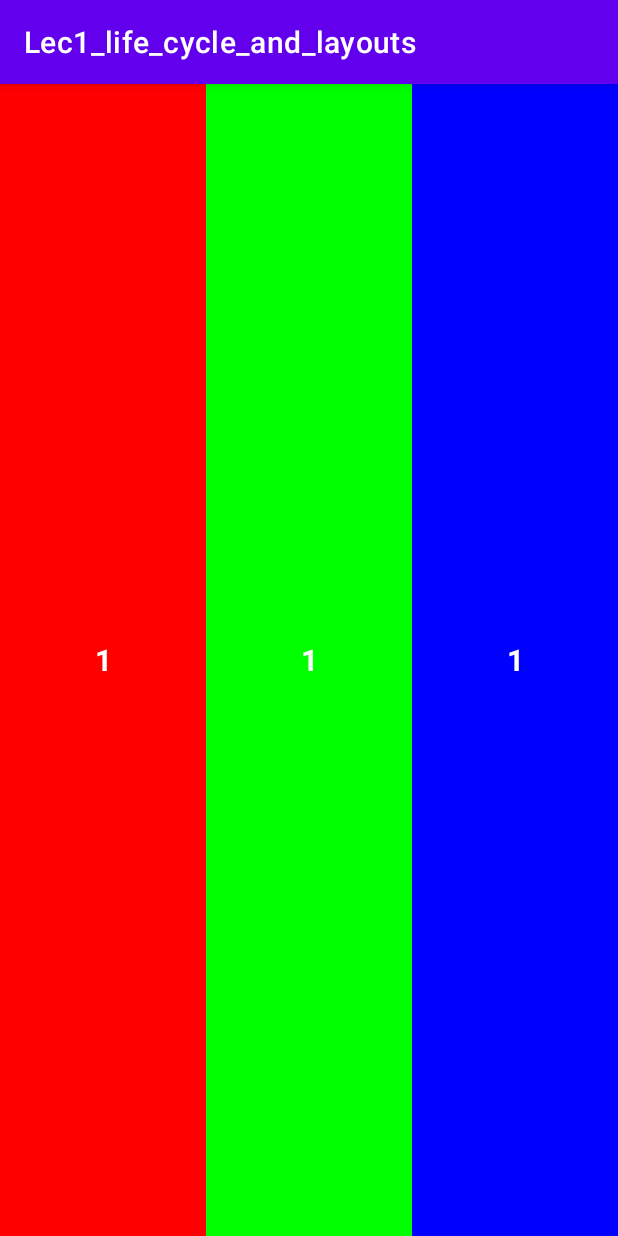
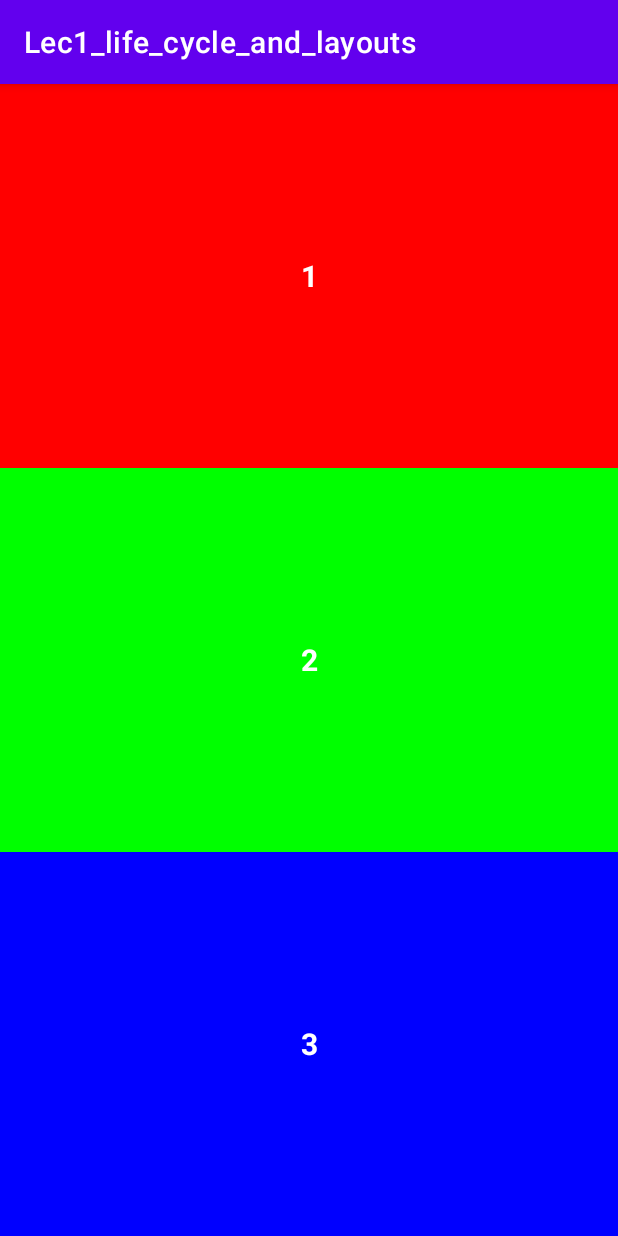
Before and after one commit to hassankhamis97/Lecture1_android_java, an Android app: the screen it shows after launch (MainActivity), on a phone screen of 412 x 824 dp. Run offline under Robolectric (Android 15) with nearby library versions, the phone set to English and light mode, and no system bars.

Commit message:
Update activity_main.xml

```diff
--- a/app/src/main/res/layout/activity_main.xml
+++ b/app/src/main/res/layout/activity_main.xml
@@ -7,9 +7,9 @@
     tools:context=".MainActivity">
 
     <TextView
-        android:id="@+id/left_text_view"
-        android:layout_width="0dp"
-        android:layout_height="match_parent"
+        android:id="@+id/top_text_view"
+        android:layout_width="match_parent"
+        android:layout_height="0dp"
         android:background="#F00"
         android:text="1"
         android:textSize="20sp"
@@ -17,38 +17,38 @@
         android:textColor="@color/white"
         android:gravity="center"
         app:layout_constraintStart_toStartOf="parent"
+        app:layout_constraintEnd_toEndOf="parent"
         app:layout_constraintTop_toTopOf="parent"
-        app:layout_constraintBottom_toBottomOf="parent"
-        app:layout_constraintWidth_percent="0.3333"/>
+        app:layout_constraintHeight_percent="0.3333"/>
 
     <TextView
         android:id="@+id/center_text_view"
-        android:layout_width="0dp"
-        android:layout_height="match_parent"
+        android:layout_width="match_parent"
+        android:layout_height="0dp"
         android:background="#0F0"
-        android:text="1"
+        android:text="2"
         android:textSize="20sp"
         android:textStyle="bold"
         android:textColor="@color/white"
         android:gravity="center"
-        app:layout_constraintStart_toEndOf="@id/left_text_view"
-        app:layout_constraintTop_toTopOf="parent"
-        app:layout_constraintBottom_toBottomOf="parent"
-        app:layout_constraintWidth_percent="0.3333"/>
+        app:layout_constraintStart_toStartOf="parent"
+        app:layout_constraintEnd_toEndOf="parent"
+        app:layout_constraintTop_toBottomOf="@id/top_text_view"
+        app:layout_constraintHeight_percent="0.3333"/>
 
     <TextView
-        android:id="@+id/right_text_view"
-        android:layout_width="0dp"
-        android:layout_height="match_parent"
+        android:id="@+id/bottom_text_view"
+        android:layout_width="match_parent"
+        android:layout_height="0dp"
         android:background="#00F"
-        android:text="1"
+        android:text="3"
         android:textSize="20sp"
         android:textStyle="bold"
         android:textColor="@color/white"
         android:gravity="center"
-        app:layout_constraintStart_toEndOf="@id/center_text_view"
-        app:layout_constraintTop_toTopOf="parent"
-        app:layout_constraintBottom_toBottomOf="parent"
-        app:layout_constraintWidth_percent="0.3333"/>
+        app:layout_constraintStart_toStartOf="parent"
+        app:layout_constraintEnd_toEndOf="parent"
+        app:layout_constraintTop_toBottomOf="@id/center_text_view"
+        app:layout_constraintHeight_percent="0.3333"/>
 
 </androidx.constraintlayout.widget.ConstraintLayout>
```
